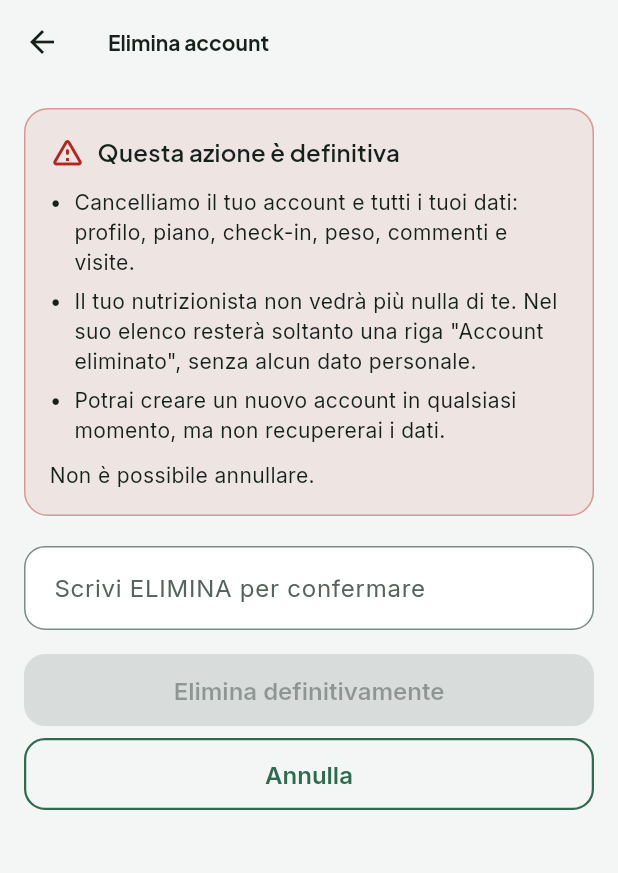
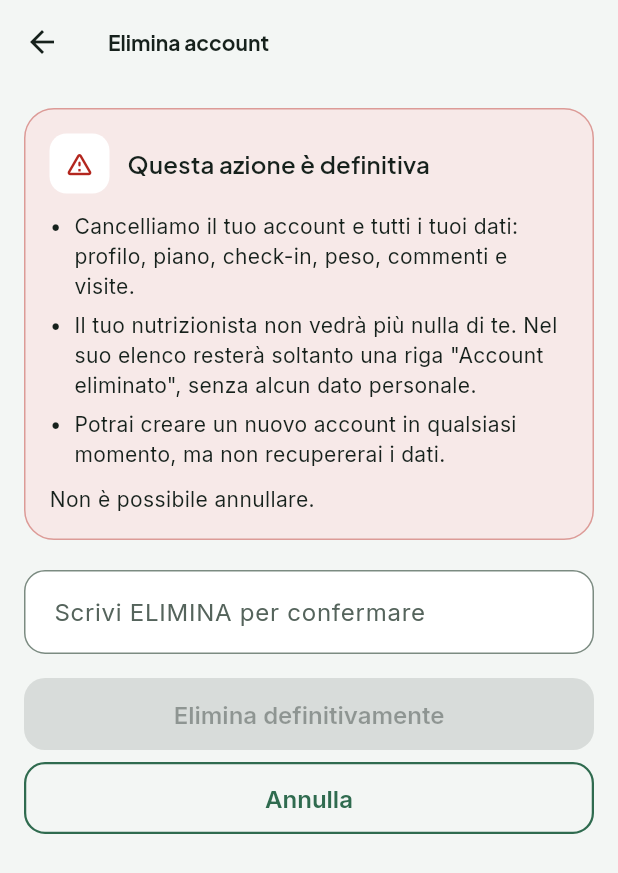
Before and after one commit to renatomancino/emad, a Flutter app: the ProfiloPage screen opened by its route, after a tap on "Salva le modifiche", after a tap on "Elimina il mio account", on a phone screen of 412 x 824 dp. Shown: the top 873 px of the screen. Run offline on Flutter 3.47's test engine with Material 3 defaults, Android fonts, the phone set to English and light mode, and no system bars; our stand-ins replace flutter_dotenv, go_router, material_ui, supabase_flutter; accounts and stored records are empty.

Commit message:
Restyling: area paziente, profilo e pagine comuni (RNF_U_3)
Profilo e disponibilità con RigaElenco e SchedaSezione, eliminazione
account e collegamento con icone tonali, BannerInvito condiviso tra
registrazione e collegamento, colori dal tema ovunque. Prove a 320 dp con
testo al 200% e font veri.

Co-Authored-By: Claude Sonnet 5.5 <noreply@anthropic.com>
Claude-Session: https://claude.ai/code/session_01JiYCRsq66R7aFGiDoXeyac

```diff
--- a/lib/presentation/comuni/elimina_account_page.dart
+++ b/lib/presentation/comuni/elimina_account_page.dart
@@ -4,6 +4,7 @@ import '../../core/dipendenze.dart';
 import '../../core/tema/tema.dart';
 import '../../domain/modelli/profilo.dart';
 import '../../domain/repository/pazienti_repository.dart';
+import 'componenti.dart';
 import 'controlli.dart';
 
 /// Eliminazione dell'account su richiesta (UC_GA_5, RF_GA_7, GDPR art. 17).
@@ -86,6 +87,7 @@ class _EliminaAccountPageState extends State<EliminaAccountPage> {
   @override
   Widget build(BuildContext context) {
     final testo = Theme.of(context).textTheme;
+    final c = context.colori;
     return Scaffold(
       appBar: AppBar(title: const Text('Elimina account')),
       body: SafeArea(
@@ -98,22 +100,22 @@ class _EliminaAccountPageState extends State<EliminaAccountPage> {
                 Container(
                   padding: const EdgeInsets.all(16),
                   decoration: BoxDecoration(
-                    color: ColoriCenato.errore.withValues(alpha: 0.08),
-                    borderRadius: BorderRadius.circular(16),
-                    border: Border.all(
-                      color: ColoriCenato.errore.withValues(alpha: 0.4),
-                    ),
+                    color: c.erroreTonale,
+                    borderRadius: BorderRadius.circular(20),
+                    border: Border.all(color: c.errore.withValues(alpha: 0.4)),
                   ),
                   child: Column(
                     crossAxisAlignment: CrossAxisAlignment.start,
                     children: [
                       Row(
                         children: [
-                          const Icon(
-                            Icons.warning_amber_rounded,
-                            color: ColoriCenato.errore,
+                          IconaTonale(
+                            icona: Icons.warning_amber_rounded,
+                            colore: c.errore,
+                            sfondo: c.superficie,
+                            dimensione: 40,
                           ),
-                          const SizedBox(width: 8),
+                          const SizedBox(width: 12),
                           Expanded(
                             child: Text(
                               'Questa azione è definitiva',
@@ -152,16 +154,14 @@ class _EliminaAccountPageState extends State<EliminaAccountPage> {
                   width: double.infinity,
                   child: FilledButton(
                     key: const Key('conferma-elimina'),
-                    style: FilledButton.styleFrom(
-                      backgroundColor: ColoriCenato.errore,
-                    ),
+                    style: FilledButton.styleFrom(backgroundColor: c.errore),
                     onPressed: _confermato && !_inCorso ? _elimina : null,
                     child: _inCorso
-                        ? const SizedBox.square(
+                        ? SizedBox.square(
                             dimension: 20,
                             child: CircularProgressIndicator(
                               strokeWidth: 2.5,
-                              color: Colors.white,
+                              color: c.sulPrimario,
                             ),
                           )
                         : const Text('Elimina definitivamente'),
--- a/lib/presentation/comuni/errore_limite_dialog.dart
+++ b/lib/presentation/comuni/errore_limite_dialog.dart
@@ -2,6 +2,7 @@ import 'package:material_ui/material_ui.dart';
 
 import '../../domain/modelli/piano.dart';
 import '../../domain/regole/limiti_piano.dart';
+import 'componenti.dart';
 import '../../domain/repository/pazienti_repository.dart';
 
 /// ErroreLimitePianoDialog (RF_GAD_7, UC_GI_1 flusso 2.1-2.2): motivo e
@@ -18,7 +19,7 @@ Future<void> mostraErroreLimite(
   return showDialog<void>(
     context: context,
     builder: (context) => AlertDialog(
-      icon: const Icon(Icons.lock_outline),
+      icon: const IconaTonale(icona: Icons.lock_outline, dimensione: 56),
       title: const Text('Limite del piano raggiunto'),
       content: Column(
         mainAxisSize: MainAxisSize.min,
--- a/lib/presentation/comuni/profilo_page.dart
+++ b/lib/presentation/comuni/profilo_page.dart
@@ -11,6 +11,7 @@ import '../../domain/regole/validazione.dart';
 import '../../domain/repository/auth_repository.dart';
 import '../../domain/repository/pazienti_repository.dart';
 import '../nutrizionista/abbonamento_view.dart';
+import 'componenti.dart';
 import 'controlli.dart';
 import 'segnaposto_page.dart';
 import 'stati_view.dart';
@@ -241,25 +242,30 @@ class _ProfiloPageState extends State<ProfiloPage> {
                 _formDati(testo),
                 const SizedBox(height: 16),
                 if (_nutrizionista) ...[
-                  Card(
-                    child: ListTile(
+                  RigaElenco(
                     key: const Key('apri-disponibilita'),
-                      leading: const Icon(Icons.schedule),
-                      title: const Text('Disponibilità e durata della visita'),
-                      subtitle: const Text('Giorni e orari di ricevimento'),
-                      trailing: const Icon(Icons.chevron_right),
+                    leading: const IconaTonale(
+                      icona: Icons.schedule,
+                      dimensione: 40,
+                    ),
+                    titolo: 'Disponibilità e durata della visita',
+                    sottotitolo: 'Giorni e orari di ricevimento',
+                    trailing: Icon(
+                      Icons.chevron_right,
+                      color: context.colori.testoSecondario,
+                    ),
                     onTap: () => context.go(Rotte.nutDisponibilita),
-                    ),
                   ),
                   const SizedBox(height: 16),
                   AbbonamentoView(repository: widget.dip.abbonamento),
                 ] else ...[
-                  const Card(
-                    child: ListTile(
-                      leading: Icon(Icons.notifications_none),
-                      title: Text('Promemoria dei pasti'),
-                      subtitle: Text('In arrivo (UC_GN_2)'),
+                  const RigaElenco(
+                    leading: IconaTonale(
+                      icona: Icons.notifications_none,
+                      dimensione: 40,
                     ),
+                    titolo: 'Promemoria dei pasti',
+                    sottotitolo: 'In arrivo (UC_GN_2)',
                   ),
                   if (_auth.collegato) ...[
                     const SizedBox(height: 16),
@@ -280,7 +286,7 @@ class _ProfiloPageState extends State<ProfiloPage> {
                 TextButton.icon(
                   key: const Key('apri-elimina-account'),
                   style: TextButton.styleFrom(
-                    foregroundColor: ColoriCenato.errore,
+                    foregroundColor: context.colori.errore,
                   ),
                   onPressed: _inCorso
                       ? null
@@ -294,18 +300,13 @@ class _ProfiloPageState extends State<ProfiloPage> {
   }
 
   Widget _formDati(TextTheme testo) {
-    return Card(
-      child: Padding(
-        padding: const EdgeInsets.all(16),
+    return SchedaSezione(
       child: Column(
         crossAxisAlignment: CrossAxisAlignment.stretch,
         children: [
           Row(
             children: [
-                const CircleAvatar(
-                  backgroundColor: ColoriCenato.primarioChiaro,
-                  child: Icon(Icons.person, color: ColoriCenato.primario),
-                ),
+              const IconaTonale(icona: Icons.person),
               const SizedBox(width: 12),
               Expanded(
                 child: Text(
@@ -371,7 +372,6 @@ class _ProfiloPageState extends State<ProfiloPage> {
           ),
         ],
       ),
-      ),
     );
   }
 }
```
Also changed, not shown: lib/presentation/auth/registrazione_page.dart (+2 -33 lines), lib/presentation/comuni/componenti.dart (+33 -0 lines), lib/presentation/comuni/errore_configurazione_page.dart (+8 -4 lines), lib/presentation/paziente/collegamento_page.dart (+7 -25 lines), 1 other file. Lines whose indentation alone changed are shown as unchanged.
